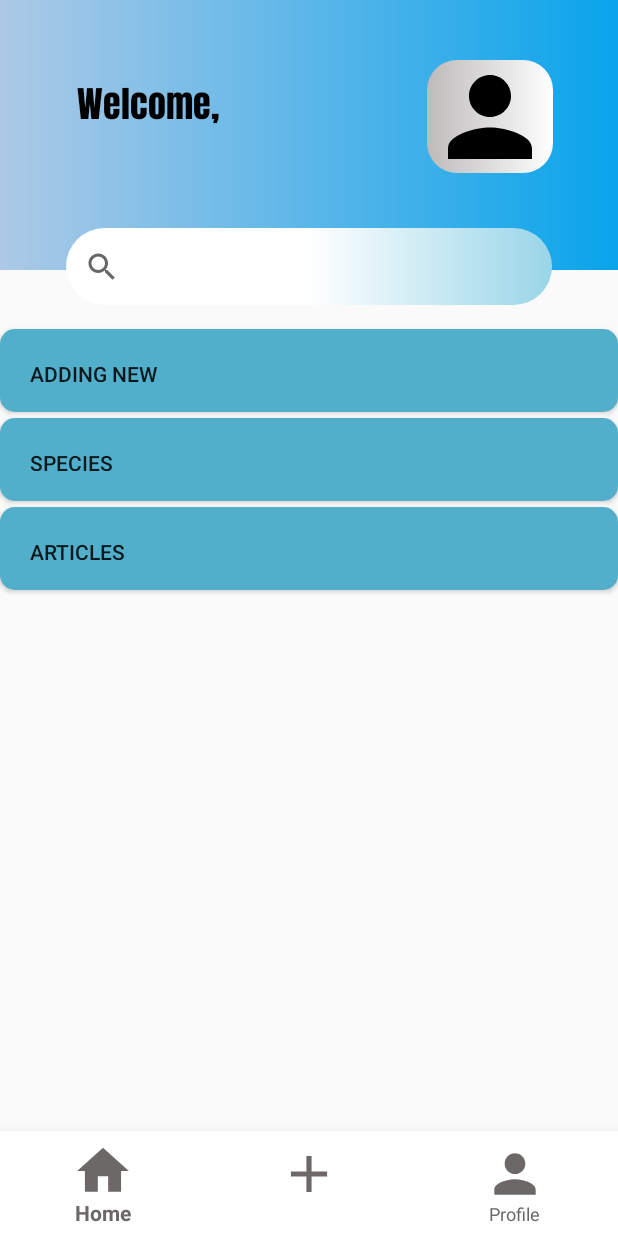
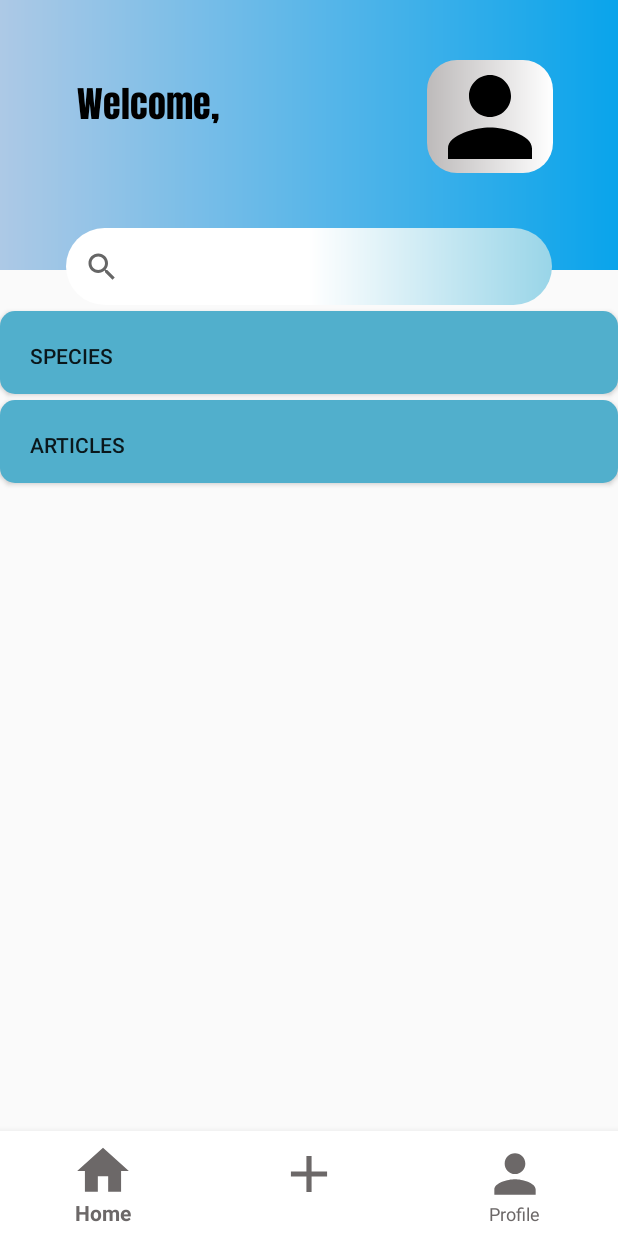
Before and after one commit to vuonghieu147/Plant_application, an Android app: the HomeFragment screen opened directly, with no data from a screen before it, on a phone screen of 412 x 824 dp. Run offline under Robolectric (Android 15) with nearby library versions, the phone set to English and light mode, and no system bars; our stand-ins replace Firebase (no records; nobody signed in at launch, a user with empty details on screens opened directly); Roboto replaces fonts that are not available here.

Commit message:
update 2

```diff
--- a/Plant Application/app/src/main/java/com/example/app_f/Articles.kt
+++ b/Plant Application/app/src/main/java/com/example/app_f/Articles.kt
@@ -23,7 +23,7 @@ class Articles : AppCompatActivity() {
 
         val buttonBack = findViewById<ImageButton>(R.id.articles_back)
         buttonBack.setOnClickListener {
-            onBackPressed()
+            onBackPressedDispatcher.onBackPressed()
         }
         val recyclerView: RecyclerView = findViewById(R.id.recycler_view_articles)
         recyclerView.layoutManager = LinearLayoutManager(this)
--- a/Plant Application/app/src/main/res/layout/home.xml
+++ b/Plant Application/app/src/main/res/layout/home.xml
@@ -32,7 +32,7 @@
         app:layout_constraintEnd_toEndOf="parent"
         app:layout_constraintHorizontal_bias="0.509"
         app:layout_constraintStart_toStartOf="parent"
-        app:layout_constraintTop_toBottomOf="@+id/button_add" />
+        app:layout_constraintTop_toBottomOf="@+id/search_bar" />
 
     <ImageView
         android:id="@+id/imageView6"
@@ -90,19 +90,4 @@
         app:layout_constraintVertical_bias="0.0"
         app:srcCompat="@drawable/baseline_person_24" />
 
-    <Button
-        android:id="@+id/button_add"
-        android:layout_width="match_parent"
-        android:layout_height="55dp"
-        android:layout_marginTop="16dp"
-        android:background="@drawable/home_select"
-        android:gravity="center|start"
-        android:padding="20sp"
-        android:text="ADDING NEW"
-        app:layout_constraintEnd_toEndOf="parent"
-        app:layout_constraintStart_toStartOf="parent"
-        app:layout_constraintTop_toBottomOf="@+id/search_bar" />
-
-
-
 </androidx.constraintlayout.widget.ConstraintLayout>
```
Also changed, not shown: Plant Application/app/src/main/java/com/example/app_f/HomeFragment.kt (+5 -36 lines), Plant Application/app/src/main/java/com/example/app_f/NavHome.kt (+2 -10 lines).
